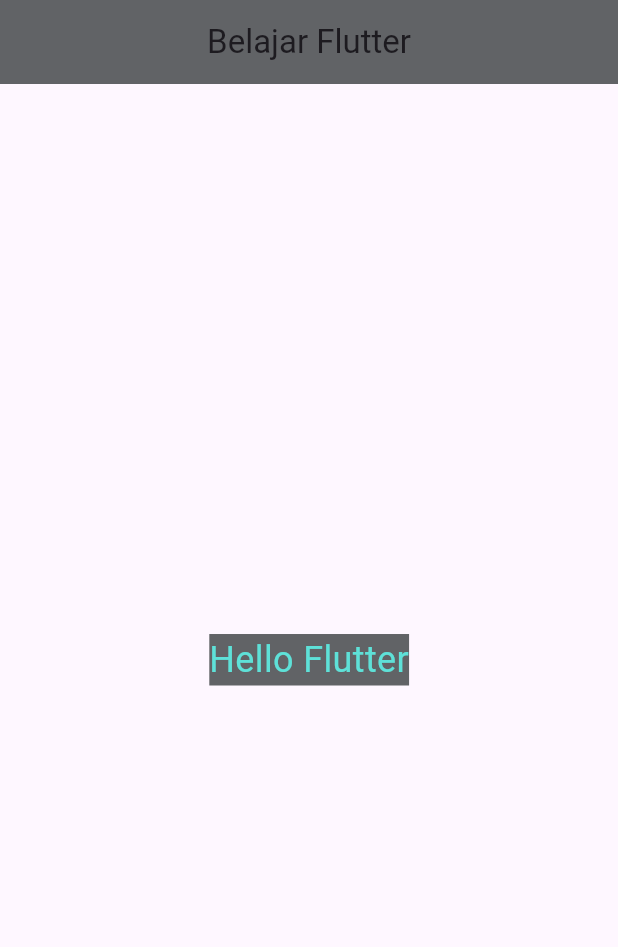
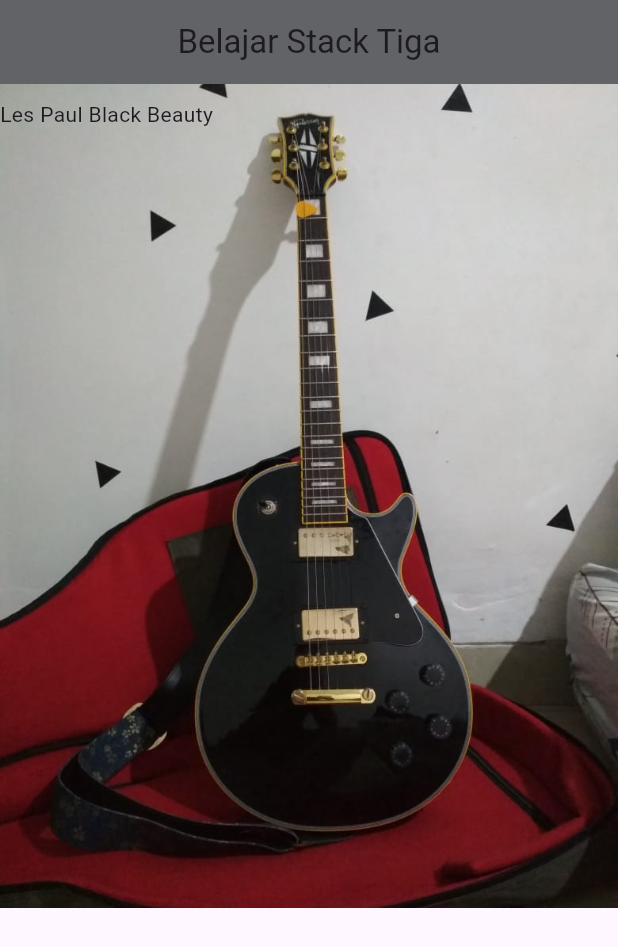
Before and after one commit to Hatt623/belajar-flutter, a Flutter app: the screen it shows after launch, on a phone screen of 412 x 824 dp. Shown: the top 947 px of the screen. Run offline on Flutter 3.47's test engine with Material 3 defaults, Android fonts, the phone set to English and light mode, and no system bars.

Commit message:
kembali belajar flutter 07/29/2025

```diff
--- a/lib/main.dart
+++ b/lib/main.dart
@@ -1,4 +1,5 @@
 import 'package:belajar_flutter/main_layout.dart';
+import 'package:belajar_flutter/stack_widget/stack_tiga.dart';
 import 'package:flutter/material.dart';
 
 void main() {
@@ -12,7 +13,7 @@ class MyApp extends StatelessWidget {
   Widget build(BuildContext context) {
     return MaterialApp(
       debugShowCheckedModeBanner: false,
-      home: HelloFlutter(),
+      home: StackTiga(),
     );
   }
 }
--- /dev/null
+++ b/lib/stack_widget/stack_tiga.dart
@@ -0,0 +1,25 @@
+import 'package:belajar_flutter/main_layout.dart';
+import 'package:flutter/material.dart';
+
+class StackTiga extends StatelessWidget {
+  const StackTiga({super.key});
+
+  @override
+  Widget build(BuildContext context) {
+    return MainLayout(
+      title: 'Belajar Stack Tiga',
+      body: Stack(
+        children: [
+          Image(
+            image: AssetImage('assets/images/LP.jpeg')
+          ),
+          Positioned(
+            bottom: 10,
+            top: 10,
+            child: Text('Les Paul Black Beauty'),
+          ),
+        ],
+      ),
+    );
+  }
+}
```
Also changed, not shown: lib/container_widget/container_dua.dart (added, +46 -0 lines), lib/container_widget/container_stau.dart (added, +31 -0 lines), lib/stack_widget/stack_dua.dart (added, +41 -0 lines), lib/stack_widget/stack_satu.dart (added, +21 -0 lines).
